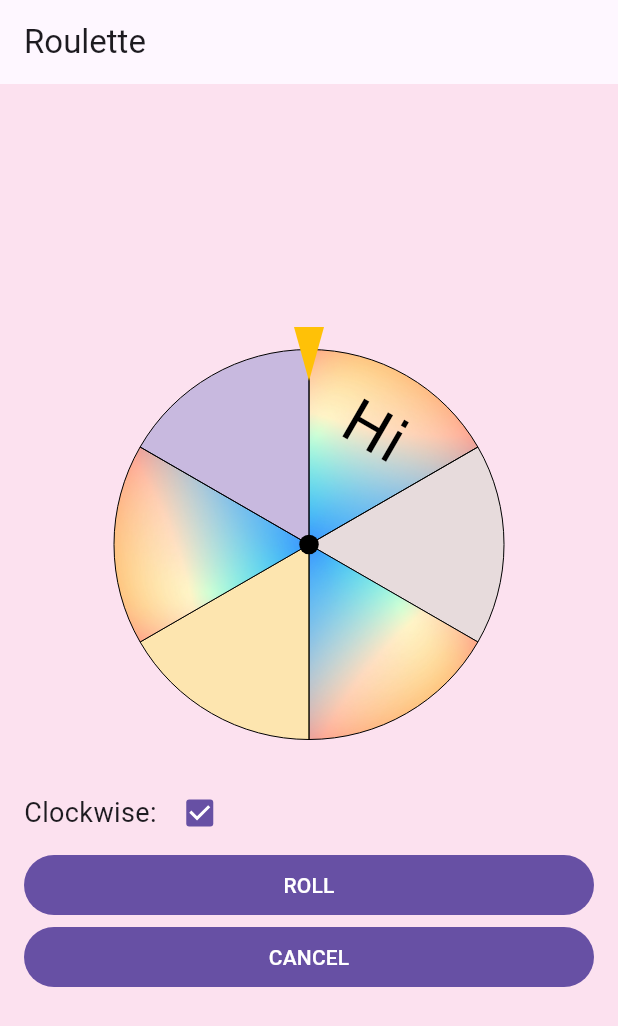
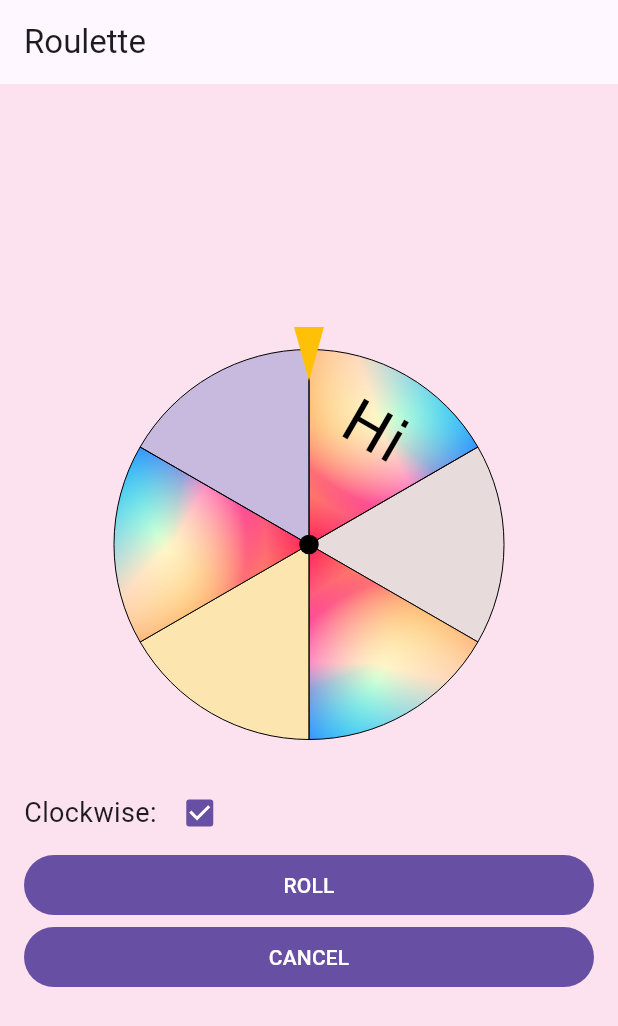
Before and after one commit to do9core/roulette, a Flutter app: the screen it shows after launch, after a tap on "CANCEL", on a phone screen of 412 x 824 dp. Shown: the top 1026 px of the screen. Run offline on Flutter 3.47's test engine with Material 3 defaults, Android fonts, the phone set to English and light mode, and no system bars; network calls fail.

Commit message:
fix: prevent image tiling artifacts

```diff
--- a/lib/src/roulette_paint.dart
+++ b/lib/src/roulette_paint.dart
@@ -121,7 +121,7 @@ class _RoulettePainter extends CustomPainter {
     }
   }
 
-  /// Draws the image to the background of the current section.
+   /// Draws the image to the background of the current section.
   void _drawBackgroundImage(Canvas canvas, double radius, Rect rect,
       RouletteUnit unit, double sweep, ui.Image image) {
     // Draws the section background image
@@ -134,36 +134,29 @@ class _RoulettePainter extends CustomPainter {
     // Rectangle in which the section is.
     var rect2 = path.getBounds();
 
-    // Transforms into a square (biggest)
-    if (rect2.height > rect2.width) {
-      rect2 = Rect.fromLTWH(rect2.left, rect2.top, rect2.height, rect2.height);
-    } else {
-      rect2 = Rect.fromLTWH(rect2.left, rect2.top, rect2.width, rect2.width);
-    }
+    /*I added this to prevent images from being rendered with repeating patterns.
+    The image now occupies the intended area without being repeated. */
 
-    // Calculates size of image in the square.
-    double scaleX = (rect2.width / image.width);
-    double scaleY = (rect2.height / image.height);
+    // For use in the clean Matrix
+    double scaleX = rect2.width / image.width;
+    double scaleY = rect2.height / image.height;
+    double scale = max(scaleX, scaleY);
 
-    // Transformation matrix to scale and rotate image in the section.
-    Matrix4 matrix = composeMatrixFromOffsets(
-      translate: Offset(style.dividerThickness / 2 - 1,
-          rect2.top + rect2.height * 4 + style.dividerThickness / 2 + 1),
-      scale: (max(scaleX, scaleY)) - 0.002,
-      rotation: sweep / 2 + pi / 2,
-      anchor: Offset.zero,
-    );
+    // Clean Matrix
+    final matrix = Matrix4.identity()
+    ..translateByDouble(rect2.left, rect2.top, 0.0, 1.0)
+    ..scaleByDouble(scale, scale, scale, 1);
 
-    // Draws the section with the image.
+    // Drawing the TileMap
     canvas.drawPath(
       path,
       Paint()
         ..shader = ImageShader(
           image,
-          TileMode.repeated,
-          TileMode.repeated,
+          TileMode.clamp,
+          TileMode.clamp,
           matrix.storage,
-          filterQuality: FilterQuality.medium,
+          filterQuality: FilterQuality.high,
         )
         ..style = PaintingStyle.fill
         ..strokeWidth = 0,
```
